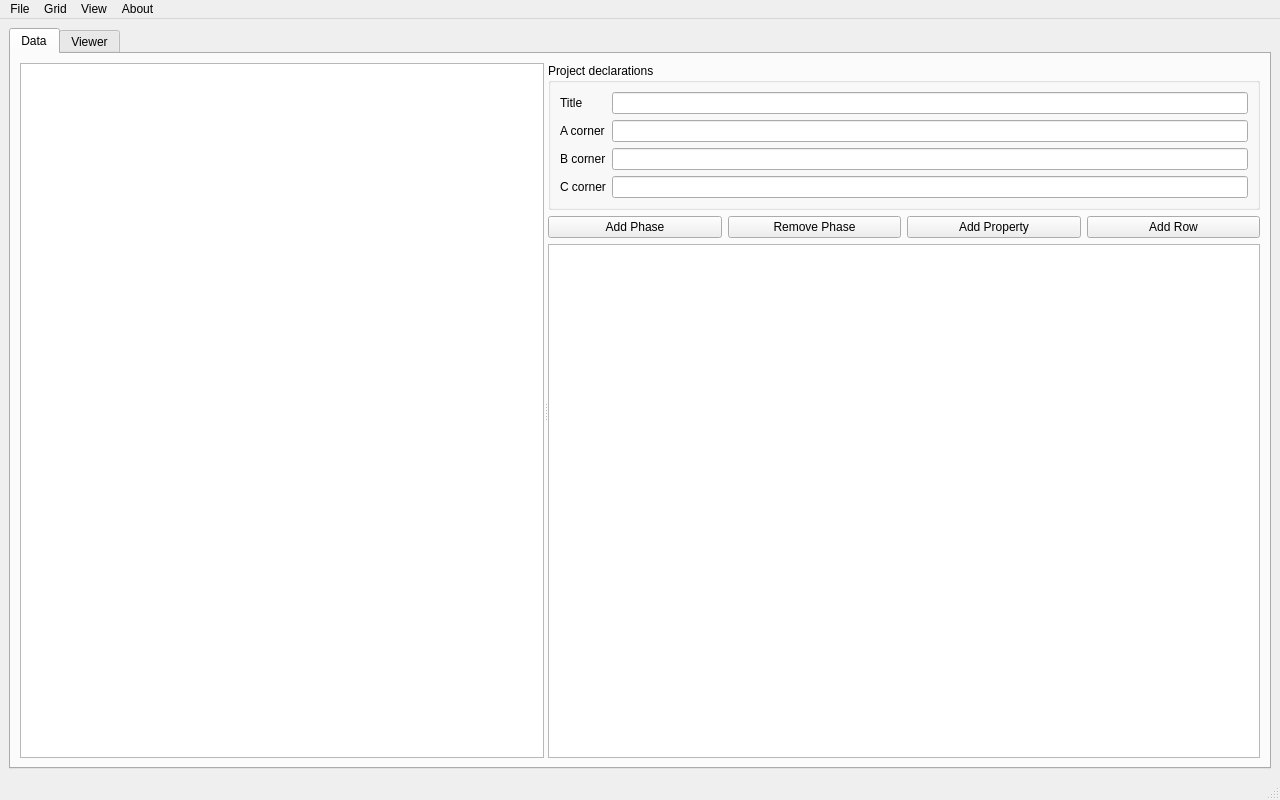
This is apps/ternary-contours-qt/ui/main_window.ui in evnekdev/ternary-contours as Qt 5 draws it before an edit. The edited form follows.
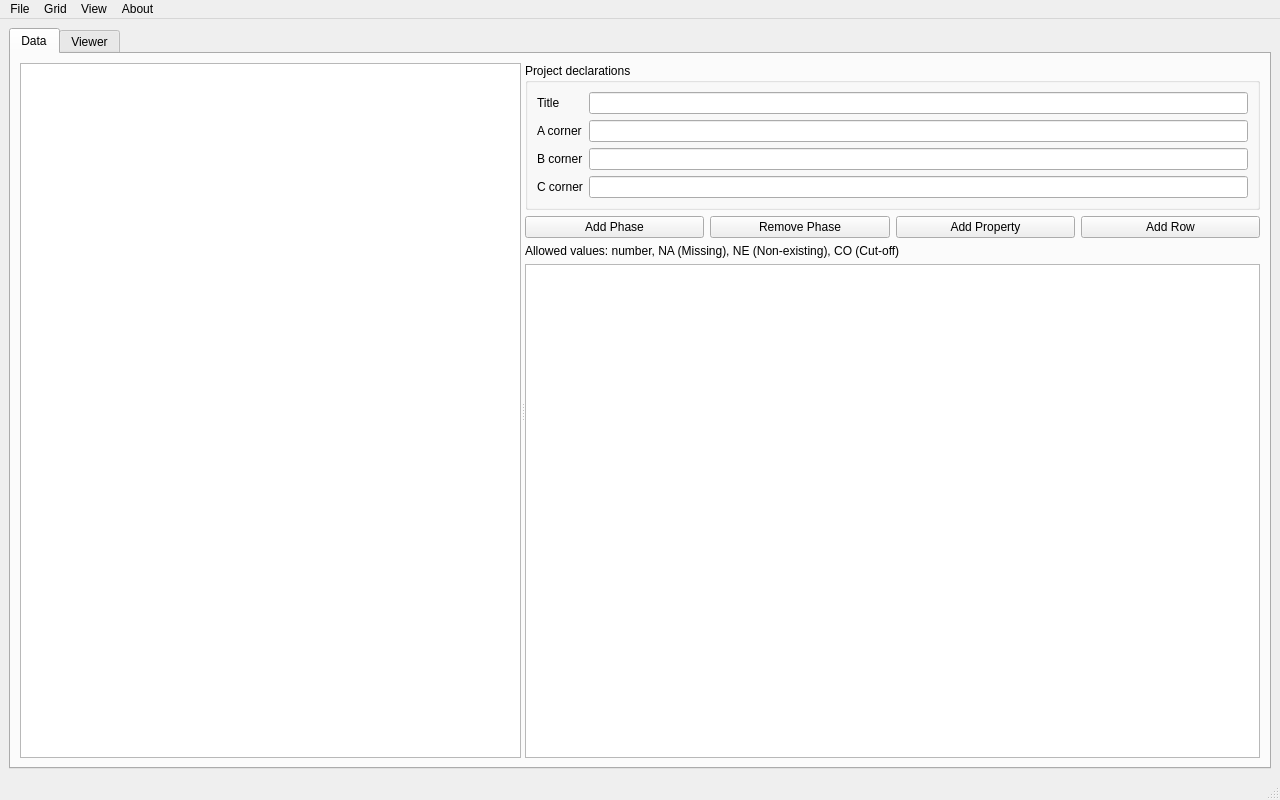
This is the edited form. Custom widgets are drawn as their Qt base class.

Commit message: Add UI hints for classified grid-value tokens

```diff
--- a/apps/ternary-contours-qt/ui/main_window.ui
+++ b/apps/ternary-contours-qt/ui/main_window.ui
@@ -52,6 +52,14 @@
               <item><widget class="QPushButton" name="buttonAddIrregularRow"><property name="text"><string>Add Row</string></property><property name="accessibleName"><string>Add irregular grid row</string></property><property name="accessibleDescription"><string>Add an editable composition row to an irregular grid.</string></property></widget></item>
              </layout>
             </item>
+            <item>
+             <widget class="QLabel" name="labelGridValueTokens">
+              <property name="text"><string>Allowed values: number, NA (Missing), NE (Non-existing), CO (Cut-off)</string></property>
+              <property name="toolTip"><string>NA — Missing: not calculated or unavailable. NE — Non-existing: the phase does not exist at this composition. CO — Cut-off: an explicit cutoff or limit was reached. Optional notes may be added, for example CO:3000.</string></property>
+              <property name="accessibleName"><string>Supported grid-value tokens</string></property>
+              <property name="accessibleDescription"><string>Explains the supported numeric and classified grid-value tokens.</string></property>
+             </widget>
+            </item>
             <item>
              <widget class="QTableView" name="tableGridValues">
               <property name="minimumSize"><size><width>320</width><height>180</height></size></property>
```
The commit also changes 2 other files.
